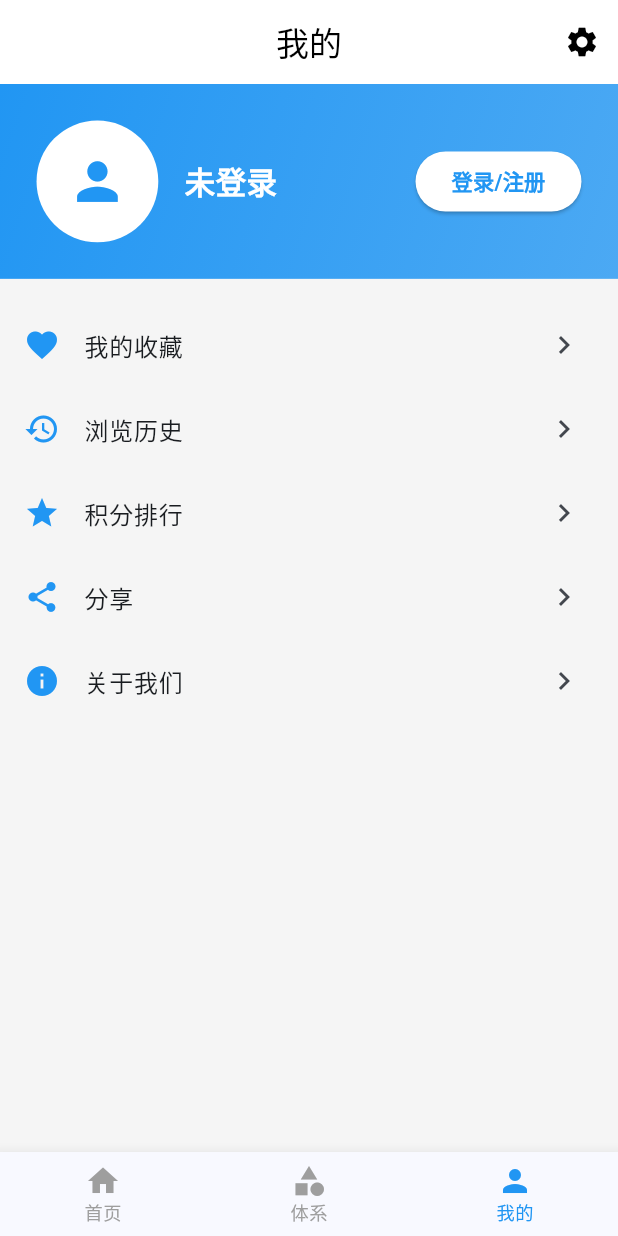
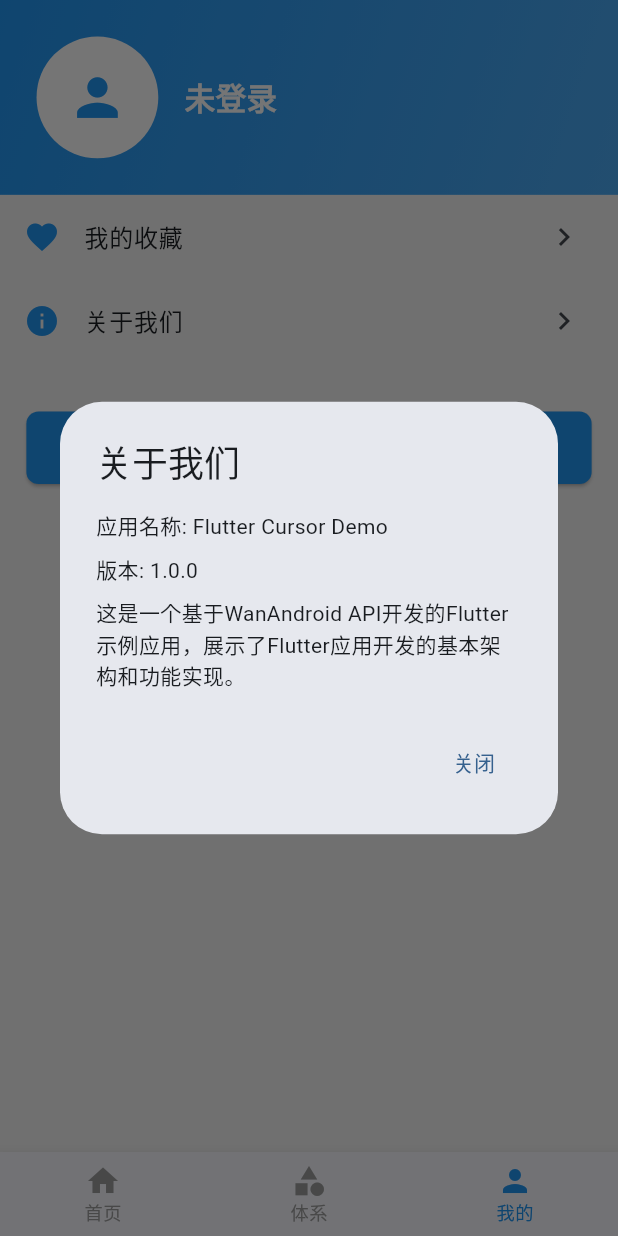
Before and after one commit to panzhijian/flutter_cursor_demo, a Flutter app: the screen it shows after launch, item 3 of the bottom bar chosen, after a tap on "关于我们", on a phone screen of 412 x 824 dp. Run offline on Flutter 3.47's test engine with Material 3 defaults, Android fonts, the phone set to English and light mode, and no system bars; our stand-ins replace cached_network_image, carousel_slider, dio, easy_refresh, flutter_screenutil, go_router and 2 more; accounts and stored records are empty; network calls fail.

Commit message:
fix bugs

```diff
--- a/flutter_cursor_demo/lib/services/http_service.dart
+++ b/flutter_cursor_demo/lib/services/http_service.dart
@@ -13,7 +13,6 @@ class HttpService {
       baseUrl: AppConfig.baseUrl,
       connectTimeout: const Duration(seconds: 15),
       receiveTimeout: const Duration(seconds: 15),
-      headers: {'Content-Type': 'application/json'},
     ));
 
     // 添加请求拦截器
@@ -46,7 +45,7 @@ class HttpService {
   }
 
   // POST请求
-  Future<Map<String, dynamic>> post(String path, {Map<String, dynamic>? data, Map<String, dynamic>? params}) async {
+  Future<Map<String, dynamic>> post(String path, {dynamic data, Map<String, dynamic>? params}) async {
     try {
       final response = await _dio.post(path, data: data, queryParameters: params);
       return _handleResponse(response);
--- a/flutter_cursor_demo/lib/views/article_detail_page.dart
+++ b/flutter_cursor_demo/lib/views/article_detail_page.dart
@@ -54,6 +54,10 @@ class _ArticleDetailPageState extends State<ArticleDetailPage> {
   Widget build(BuildContext context) {
     return Scaffold(
       appBar: AppBar(
+        leading: IconButton(
+          icon: const Icon(Icons.arrow_back),
+          onPressed: () => Navigator.of(context).pop(),
+        ),
         title: Text(
           widget.title,
           maxLines: 1,
--- a/flutter_cursor_demo/lib/views/home/home_page.dart
+++ b/flutter_cursor_demo/lib/views/home/home_page.dart
@@ -19,10 +19,13 @@ class HomePage extends StatefulWidget {
   State<HomePage> createState() => _HomePageState();
 }
 
-class _HomePageState extends State<HomePage> {
+class _HomePageState extends State<HomePage> with AutomaticKeepAliveClientMixin {
   late HomeViewModel _viewModel;
   final EasyRefreshController _refreshController = EasyRefreshController();
   bool _isInitialized = false;
+
+  @override
+  bool get wantKeepAlive => true;
 
   @override
   void initState() {
@@ -53,9 +56,10 @@ class _HomePageState extends State<HomePage> {
 
   @override
   Widget build(BuildContext context) {
+    super.build(context);
     return Scaffold(
       appBar: AppBar(
-        title: const Text('玩Android'),
+        title: const Text('flutter_cursor_demo'),
         actions: [
           IconButton(
             icon: const Icon(Icons.search),
--- a/flutter_cursor_demo/lib/views/mine/login_page.dart
+++ b/flutter_cursor_demo/lib/views/mine/login_page.dart
@@ -75,7 +75,7 @@ class _LoginPageState extends State<LoginPage> {
                         prefixIcon: const Icon(Icons.lock),
                         suffixIcon: IconButton(
                           icon: Icon(
-                            _obscurePassword ? Icons.visibility : Icons.visibility_off,
+                            _obscurePassword ? Icons.visibility_off : Icons.visibility,
                           ),
                           onPressed: () {
                             setState(() {
--- a/flutter_cursor_demo/lib/views/mine/mine_page.dart
+++ b/flutter_cursor_demo/lib/views/mine/mine_page.dart
@@ -13,11 +13,13 @@ class MinePage extends StatefulWidget {
   State<MinePage> createState() => _MinePageState();
 }
 
-class _MinePageState extends State<MinePage> {
+class _MinePageState extends State<MinePage> with AutomaticKeepAliveClientMixin {
   late UserViewModel _viewModel;
   bool _isInitialized = false;
 
   @override
+  bool get wantKeepAlive => true;
+
   void initState() {
     super.initState();
     _viewModel = context.read<UserViewModel>();
@@ -40,31 +42,27 @@ class _MinePageState extends State<MinePage> {
 
   @override
   Widget build(BuildContext context) {
+    super.build(context);
     return Scaffold(
-      appBar: AppBar(
-        title: const Text('我的'),
-        actions: [
-          IconButton(
-            icon: const Icon(Icons.settings),
-            onPressed: () {
-              // TODO: 实现设置功能
-            },
-          ),
-        ],
-      ),
       body: Consumer<UserViewModel>(
         builder: (context, viewModel, child) {
           return RefreshIndicator(
             onRefresh: _init,
-            child: SingleChildScrollView(
+            child: ListView.builder(
               physics: const AlwaysScrollableScrollPhysics(),
-              child: Column(
-                children: [
-                  _buildUserHeader(context, viewModel),
-                  SizedBox(height: 16.h),
-                  _buildFunctionList(context, viewModel),
-                ],
-              ),
+              itemCount: viewModel.isLoggedIn ? 3 : 3, // 根据登录状态调整项目数量
+              itemBuilder: (context, index) {
+                if (index == 0) {
+                  // 用户信息头部
+                  return _buildUserHeader(context, viewModel);
+                } else if (index == 1) {
+                  // 功能列表
+                  return _buildFunctionList(context, viewModel);
+                } else {
+                  // 登录/注册按钮区域（如果未登录）
+                  return _buildLoginButtonArea(context, viewModel);
+                }
+              },
             ),
           );
         },
@@ -177,26 +175,35 @@ class _MinePageState extends State<MinePage> {
             ),
           ),
         ),
-        ElevatedButton(
+      ],
+    );
+  }
+
+  Widget _buildLoginButtonArea(BuildContext context, UserViewModel viewModel) {
+    if (viewModel.isLoggedIn) return const SizedBox.shrink();
+
+    return Container(
+      margin: EdgeInsets.symmetric(horizontal: 16.w, vertical: 32.h),
+      child: ElevatedButton(
         onPressed: () {
           context.push(AppRoutes.login);
         },
         style: ElevatedButton.styleFrom(
-            backgroundColor: Colors.white,
-            foregroundColor: Theme.of(context).primaryColor,
+          backgroundColor: Colors.blue,
+          foregroundColor: Colors.white,
+          padding: EdgeInsets.symmetric(vertical: 12.h),
           shape: RoundedRectangleBorder(
-              borderRadius: BorderRadius.circular(20.r),
+            borderRadius: BorderRadius.circular(8.r),
           ),
         ),
         child: Text(
           '登录/注册',
           style: TextStyle(
-              fontSize: 14.sp,
+            fontSize: 16.sp,
             fontWeight: FontWeight.bold,
           ),
         ),
       ),
-      ],
     );
   }
 
@@ -215,31 +222,10 @@ class _MinePageState extends State<MinePage> {
           },
         ),
         _buildFunctionItem(
-          icon: Icons.history,
-          title: '浏览历史',
-          onTap: () {
-            // TODO: 实现浏览历史功能
-          },
-        ),
-        _buildFunctionItem(
-          icon: Icons.star,
-          title: '积分排行',
-          onTap: () {
-            // TODO: 实现积分排行功能
-          },
-        ),
-        _buildFunctionItem(
-          icon: Icons.share,
-          title: '分享',
-          onTap: () {
-            // TODO: 实现分享功能
-          },
-        ),
-        _buildFunctionItem(
           icon: Icons.info,
           title: '关于我们',
           onTap: () {
-            // TODO: 实现关于我们功能
+            _showAboutDialog(context);
           },
         ),
       ],
@@ -310,4 +296,30 @@ class _MinePageState extends State<MinePage> {
       ),
     );
   }
+
+  void _showAboutDialog(BuildContext context) {
+    showDialog(
+      context: context,
+      builder: (context) => AlertDialog(
+        title: const Text('关于我们'),
+        content: Column(
+          mainAxisSize: MainAxisSize.min,
+          crossAxisAlignment: CrossAxisAlignment.start,
+          children: [
+            Text('应用名称: Flutter Cursor Demo'),
+            SizedBox(height: 8.h),
+            Text('版本: 1.0.0'),
+            SizedBox(height: 8.h),
+            Text('这是一个基于WanAndroid API开发的Flutter示例应用，展示了Flutter应用开发的基本架构和功能实现。'),
+          ],
+        ),
+        actions: [
+          TextButton(
+            onPressed: () => Navigator.of(context).pop(),
+            child: const Text('关闭'),
+          ),
+        ],
+      ),
+    );
   }
+}
--- a/flutter_cursor_demo/lib/views/mine/register_page.dart
+++ b/flutter_cursor_demo/lib/views/mine/register_page.dart
@@ -78,7 +78,7 @@ class _RegisterPageState extends State<RegisterPage> {
                         prefixIcon: const Icon(Icons.lock),
                         suffixIcon: IconButton(
                           icon: Icon(
-                            _obscurePassword ? Icons.visibility : Icons.visibility_off,
+                            _obscurePassword ? Icons.visibility_off : Icons.visibility,
                           ),
                           onPressed: () {
                             setState(() {
@@ -106,7 +106,7 @@ class _RegisterPageState extends State<RegisterPage> {
                         prefixIcon: const Icon(Icons.lock_outline),
                         suffixIcon: IconButton(
                           icon: Icon(
-                            _obscureConfirmPassword ? Icons.visibility : Icons.visibility_off,
+                            _obscureConfirmPassword ? Icons.visibility_off : Icons.visibility,
                           ),
                           onPressed: () {
                             setState(() {
--- a/flutter_cursor_demo/lib/views/system/system_page.dart
+++ b/flutter_cursor_demo/lib/views/system/system_page.dart
@@ -14,11 +14,14 @@ class SystemPage extends StatefulWidget {
   State<SystemPage> createState() => _SystemPageState();
 }
 
-class _SystemPageState extends State<SystemPage> with TickerProviderStateMixin {
+class _SystemPageState extends State<SystemPage> with TickerProviderStateMixin, AutomaticKeepAliveClientMixin {
   late SystemViewModel _viewModel;
   late TabController _tabController;
   final EasyRefreshController _refreshController = EasyRefreshController();
   bool _isInitialized = false;
+
+  @override
+  bool get wantKeepAlive => true;
 
   @override
   void initState() {
@@ -76,6 +79,7 @@ class _SystemPageState extends State<SystemPage> with TickerProviderStateMixin {
 
   @override
   Widget build(BuildContext context) {
+    super.build(context);
     return Consumer<SystemViewModel>(
       builder: (context, viewModel, child) {
         return Scaffold(
```
Also changed, not shown: flutter_cursor_demo/lib/services/user_service.dart (+14 -6 lines). Lines whose indentation alone changed are shown as unchanged.
